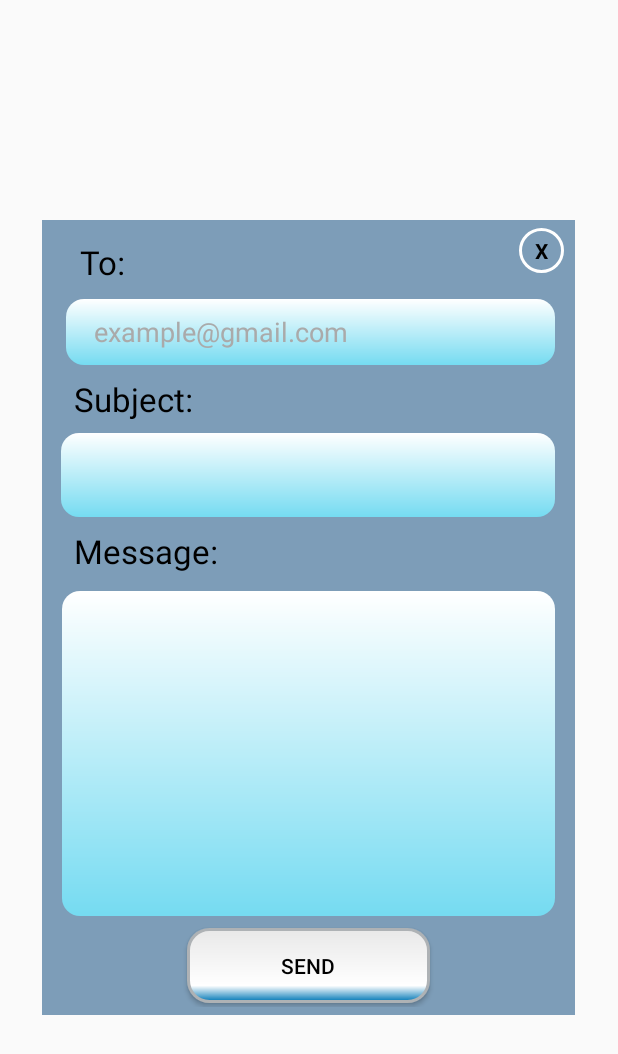
After one commit to jayasinghe0000/Avengers, an Android app: the layout activity_custom_popup_email.xml on its own in the app's theme, with its tools: preview values and no code run, on a phone screen of 412 x 824 dp. The commit adds this screen. Shown: the top 1054 px of the screen. Run offline under Robolectric (Android 15) with nearby library versions, the phone set to English and light mode, and no system bars.

Commit message:
Email screan added

```diff
--- /dev/null
+++ b/app/src/main/res/drawable/buttonshape1.xml
@@ -0,0 +1,28 @@
+<?xml version="1.0" encoding="utf-8"?>
+<shape xmlns:android="http://schemas.android.com/apk/res/android" android:shape="rectangle" >
+    <corners
+        android:radius="14dp"
+        />
+    <gradient
+        android:angle="270"
+        android:centerX="78%"
+        android:centerColor="#ffffff"
+        android:startColor="#E8E8E8"
+        android:endColor="#0077b6"
+        android:type="linear"
+        />
+    <padding
+        android:left="0dp"
+        android:top="0dp"
+        android:right="0dp"
+        android:bottom="0dp"
+        />
+    <size
+        android:width="270dp"
+        android:height="60dp"
+        />
+    <stroke
+        android:width="2dp"
+        android:color="#AEB2B5"
+        />
+</shape>
--- /dev/null
+++ b/app/src/main/res/drawable/cerclebackground.xml
@@ -0,0 +1,4 @@
+<?xml version="1.0" encoding="utf-8"?>
+<shape xmlns:android="http://schemas.android.com/apk/res/android" android:shape="oval" >
+<stroke android:width="2dp" android:color="@color/white"/>
+</shape>
--- /dev/null
+++ b/app/src/main/res/drawable/input_backgrounds.xml
@@ -0,0 +1,15 @@
+<?xml version="1.0" encoding="utf-8"?>
+<shape
+    android:shape="rectangle"
+    xmlns:android="http://schemas.android.com/apk/res/android">
+
+    <gradient
+        android:startColor="@color/white"
+        android:endColor="#75DBF1"
+        android:angle="-100"/>
+    <corners android:radius="12dp"/>
+<!--    <stroke-->
+<!--        android:width="1dp"-->
+<!--        android:color="#0077b6"-->
+<!--        />-->
+</shape>
--- /dev/null
+++ b/app/src/main/res/layout/activity_custom_popup_email.xml
@@ -0,0 +1,129 @@
+<?xml version="1.0" encoding="utf-8"?>
+<androidx.constraintlayout.widget.ConstraintLayout xmlns:android="http://schemas.android.com/apk/res/android"
+    xmlns:app="http://schemas.android.com/apk/res-auto"
+    xmlns:tools="http://schemas.android.com/tools"
+    android:layout_width="355dp"
+    android:layout_height="530dp"
+    android:layout_gravity="center"
+    android:background="#7D9DB8"
+    android:orientation="vertical"
+    android:padding="5dp">
+
+    <TextView
+        android:id="@+id/txtclose"
+        android:layout_width="30dp"
+        android:layout_height="30dp"
+        android:layout_gravity="end"
+        android:background="@drawable/cerclebackground"
+        android:gravity="center"
+        android:text="X"
+        android:textColor="@color/black"
+        android:textStyle="bold"
+        app:layout_constraintEnd_toEndOf="parent"
+        app:layout_constraintHorizontal_bias="0.987"
+        app:layout_constraintStart_toEndOf="@+id/textView6"
+        tools:ignore="MissingConstraints"
+        tools:layout_editor_absoluteY="5dp" />
+
+    <TextView
+        android:id="@+id/textView6"
+        android:layout_width="135dp"
+        android:layout_height="31dp"
+        android:layout_marginTop="8dp"
+        android:text="To:"
+        android:textAppearance="@style/TextAppearance.AppCompat.Large"
+        android:textColor="@color/black"
+        app:layout_constraintEnd_toEndOf="parent"
+        app:layout_constraintHorizontal_bias="0.097"
+        app:layout_constraintStart_toStartOf="parent"
+        app:layout_constraintTop_toTopOf="parent"
+        tools:ignore="MissingConstraints" />
+
+    <EditText
+        android:id="@+id/edit_text_to"
+        android:layout_width="326dp"
+        android:layout_height="44dp"
+        android:layout_marginTop="8dp"
+        android:layout_marginEnd="8dp"
+        android:background="@drawable/input_backgrounds"
+        android:hint="    example@gmail.com"
+        android:inputType="textEmailAddress"
+        android:textColor="@color/black"
+        android:textColorHint="@android:color/darker_gray"
+        app:layout_constraintEnd_toEndOf="parent"
+        app:layout_constraintHorizontal_bias="1.0"
+        app:layout_constraintStart_toStartOf="@+id/textView7"
+        app:layout_constraintTop_toBottomOf="@+id/textView6" />
+
+    <TextView
+        android:id="@+id/textView7"
+        android:layout_width="134dp"
+        android:layout_height="29dp"
+        android:layout_marginStart="16dp"
+        android:layout_marginTop="8dp"
+        android:layout_marginEnd="8dp"
+        android:text="Subject:"
+        android:textAppearance="@style/TextAppearance.AppCompat.Large"
+        android:textColor="@color/black"
+        app:layout_constraintEnd_toEndOf="parent"
+        app:layout_constraintHorizontal_bias="0.0"
+        app:layout_constraintStart_toStartOf="parent"
+        app:layout_constraintTop_toBottomOf="@+id/edit_text_to" />
+
+    <EditText
+        android:id="@+id/edit_text_subject"
+        android:layout_width="329dp"
+        android:layout_height="56dp"
+        android:layout_marginStart="10dp"
+        android:layout_marginTop="8dp"
+        android:layout_marginEnd="8dp"
+        android:background="@drawable/input_backgrounds"
+        android:inputType="textEmailSubject"
+        android:textColor="@color/black"
+        app:layout_constraintEnd_toEndOf="parent"
+        app:layout_constraintHorizontal_bias="1.0"
+        app:layout_constraintStart_toStartOf="@+id/textView8"
+        app:layout_constraintTop_toBottomOf="@+id/textView7" />
+
+    <TextView
+        android:id="@+id/textView8"
+        android:layout_width="199dp"
+        android:layout_height="35dp"
+        android:layout_marginStart="8dp"
+        android:layout_marginTop="8dp"
+        android:layout_marginEnd="8dp"
+        android:text="Message:"
+        android:textAppearance="@style/TextAppearance.AppCompat.Large"
+        android:textColor="@color/black"
+        app:layout_constraintEnd_toEndOf="parent"
+        app:layout_constraintHorizontal_bias="0.0"
+        app:layout_constraintStart_toStartOf="@+id/edit_text_message"
+        app:layout_constraintTop_toBottomOf="@+id/edit_text_subject" />
+
+    <EditText
+        android:id="@+id/edit_text_message"
+        android:layout_width="0dp"
+        android:layout_height="wrap_content"
+        android:layout_marginStart="8dp"
+        android:layout_marginTop="6dp"
+        android:layout_marginEnd="8dp"
+        android:background="@drawable/input_backgrounds"
+        android:gravity="start|top"
+        android:lines="10"
+        android:textColor="@color/black"
+        app:layout_constraintEnd_toEndOf="parent"
+        app:layout_constraintStart_toStartOf="parent"
+        app:layout_constraintTop_toBottomOf="@+id/textView8" />
+
+    <Button
+        android:id="@+id/button_send"
+        android:layout_width="162dp"
+        android:layout_height="50dp"
+        android:layout_marginTop="8dp"
+        android:background="@drawable/buttonshape1"
+        android:text="send"
+        android:textColor="@color/black"
+        app:layout_constraintEnd_toEndOf="parent"
+        app:layout_constraintStart_toStartOf="parent"
+        app:layout_constraintTop_toBottomOf="@+id/edit_text_message" />
+</androidx.constraintlayout.widget.ConstraintLayout>
--- a/app/src/main/res/values-night/themes.xml
+++ b/app/src/main/res/values-night/themes.xml
@@ -1,6 +1,6 @@
 <resources xmlns:tools="http://schemas.android.com/tools">
     <!-- Base application theme. -->
-    <style name="Theme.Avengers" parent="Theme.MaterialComponents.DayNight.NoActionBar">
+    <style name="Theme.Avengers" parent="Theme.AppCompat.DayNight.NoActionBar">
         <!-- Primary brand color. -->
         <item name="colorPrimary">@color/purple_200</item>
         <item name="colorPrimaryVariant">@color/purple_700</item>
--- a/app/src/main/res/values/themes.xml
+++ b/app/src/main/res/values/themes.xml
@@ -1,6 +1,6 @@
 <resources xmlns:tools="http://schemas.android.com/tools">
     <!-- Base application theme. -->
-    <style name="Theme.Avengers" parent="Theme.MaterialComponents.DayNight.NoActionBar">
+    <style name="Theme.Avengers" parent="Theme.AppCompat.Light.NoActionBar">
         <!-- Primary brand color. -->
         <item name="colorPrimary">@color/purple_500</item>
         <item name="colorPrimaryVariant">@color/purple_700</item>
```
Also changed, not shown: app/src/main/java/com/example/avengers/PopupEmail.java (added, +78 -0 lines), app/src/main/res/drawable/item_selector.xml (added, +8 -0 lines), app/src/main/res/drawable/round_corner.xml (added, +8 -0 lines), app/src/main/res/layout/activity_popup.xml (added, +74 -0 lines).
